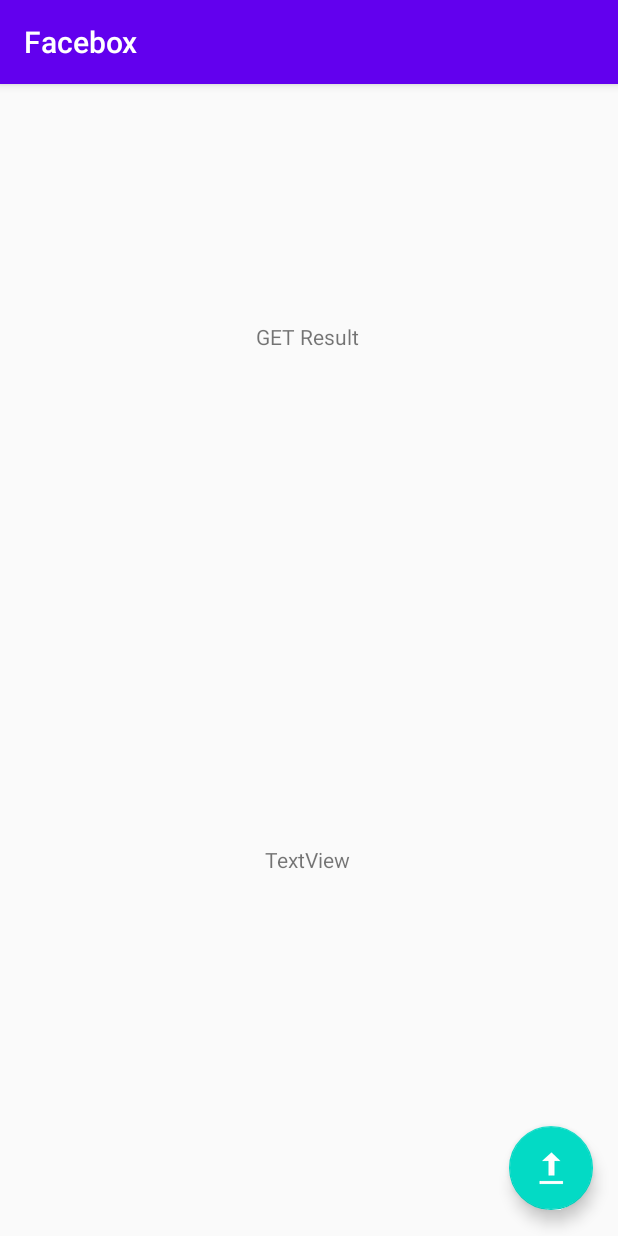
After one commit to lgtdlr/FaceboxApp, an Android app: the IdentifyActivity screen opened directly, with no data from a screen before it, on a phone screen of 412 x 824 dp. The commit adds this screen. Run offline under Robolectric (Android 15) with nearby library versions, the phone set to English and light mode, and no system bars; pictures from the network do not load.

Commit message:
Added experimental Identify Activity

```diff
--- a/app/src/main/AndroidManifest.xml
+++ b/app/src/main/AndroidManifest.xml
@@ -15,7 +15,8 @@
         android:supportsRtl="true"
         android:theme="@style/AppTheme"
         android:usesCleartextTraffic="true">
-        <activity android:name=".TeachAltActivity"></activity>
+        <activity android:name=".IdentifyActivity"></activity>
+        <activity android:name=".TeachAltActivity" />
         <activity android:name=".TeachActivity" />
         <activity android:name=".MainActivity">
             <intent-filter>
--- /dev/null
+++ b/app/src/main/res/layout/activity_identify.xml
@@ -0,0 +1,56 @@
+<?xml version="1.0" encoding="utf-8"?>
+<androidx.constraintlayout.widget.ConstraintLayout xmlns:android="http://schemas.android.com/apk/res/android"
+    xmlns:app="http://schemas.android.com/apk/res-auto"
+    xmlns:tools="http://schemas.android.com/tools"
+    android:layout_width="match_parent"
+    android:layout_height="match_parent"
+    tools:context=".IdentifyActivity">
+
+    <ImageView
+        android:id="@+id/selectedImage"
+        android:layout_width="wrap_content"
+        android:layout_height="wrap_content"
+        app:layout_constraintBottom_toTopOf="@+id/infoText"
+        app:layout_constraintEnd_toEndOf="parent"
+        app:layout_constraintStart_toStartOf="parent"
+        app:layout_constraintTop_toBottomOf="@+id/requestResult"
+        tools:srcCompat="@tools:sample/avatars" />
+
+    <TextView
+        android:id="@+id/requestResult"
+        android:layout_width="wrap_content"
+        android:layout_height="wrap_content"
+        android:text="GET Result"
+        app:layout_constraintBottom_toBottomOf="parent"
+        app:layout_constraintEnd_toEndOf="parent"
+        app:layout_constraintHorizontal_bias="0.498"
+        app:layout_constraintStart_toStartOf="parent"
+        app:layout_constraintTop_toTopOf="parent"
+        app:layout_constraintVertical_bias="0.212" />
+
+    <TextView
+        android:id="@+id/infoText"
+        android:layout_width="wrap_content"
+        android:layout_height="wrap_content"
+        android:text="TextView"
+        app:layout_constraintBottom_toBottomOf="parent"
+        app:layout_constraintEnd_toEndOf="parent"
+        app:layout_constraintHorizontal_bias="0.498"
+        app:layout_constraintStart_toStartOf="parent"
+        app:layout_constraintTop_toTopOf="parent"
+        app:layout_constraintVertical_bias="0.678" />
+
+    <com.google.android.material.floatingactionbutton.FloatingActionButton
+        android:id="@+id/floatingActionButton"
+        android:layout_width="wrap_content"
+        android:layout_height="wrap_content"
+        android:clickable="true"
+        app:layout_constraintBottom_toBottomOf="parent"
+        app:layout_constraintEnd_toEndOf="parent"
+        app:layout_constraintHorizontal_bias="0.954"
+        app:layout_constraintStart_toStartOf="parent"
+        app:layout_constraintTop_toTopOf="parent"
+        app:layout_constraintVertical_bias="0.976"
+        app:srcCompat="@android:drawable/stat_sys_upload"
+        android:onClick="onUpload" />
+</androidx.constraintlayout.widget.ConstraintLayout>
```
Also changed, not shown: app/src/main/java/com/example/facebox/IdentifyActivity.java (added, +236 -0 lines), app/src/main/java/com/example/facebox/MainActivity.java (+6 -1 lines), app/src/main/res/layout/activity_main.xml (+25 -0 lines).
